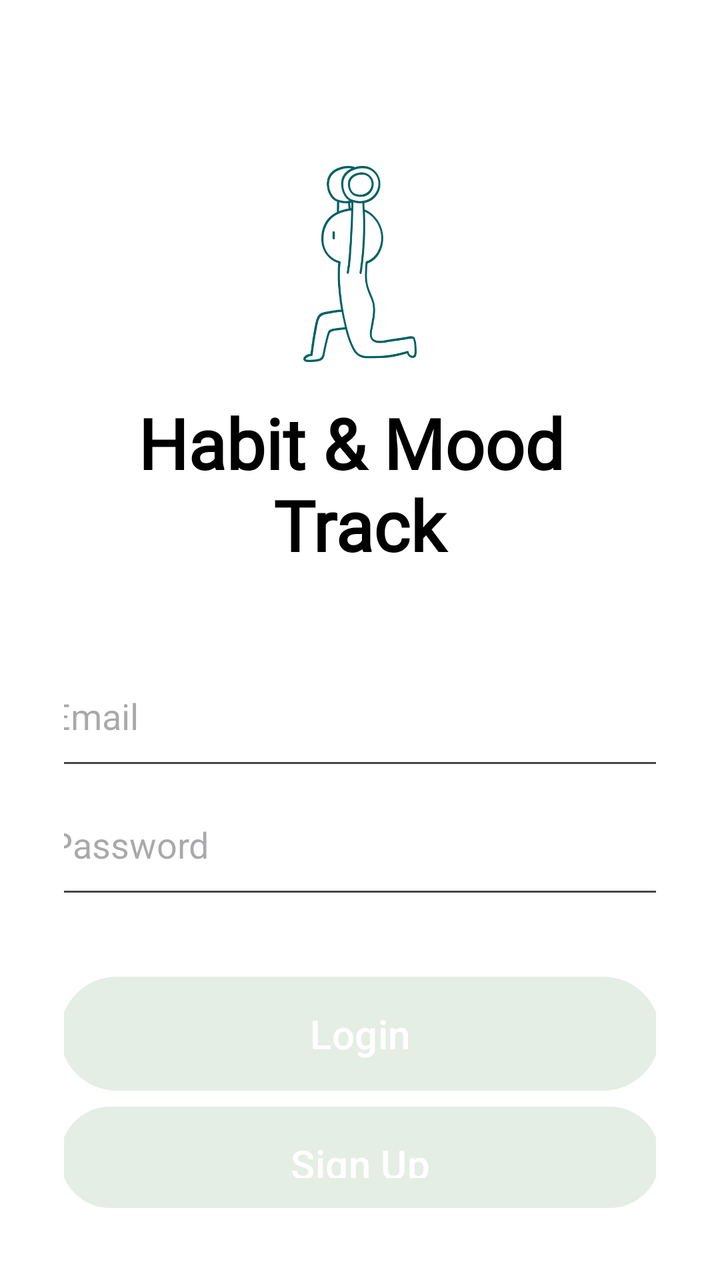
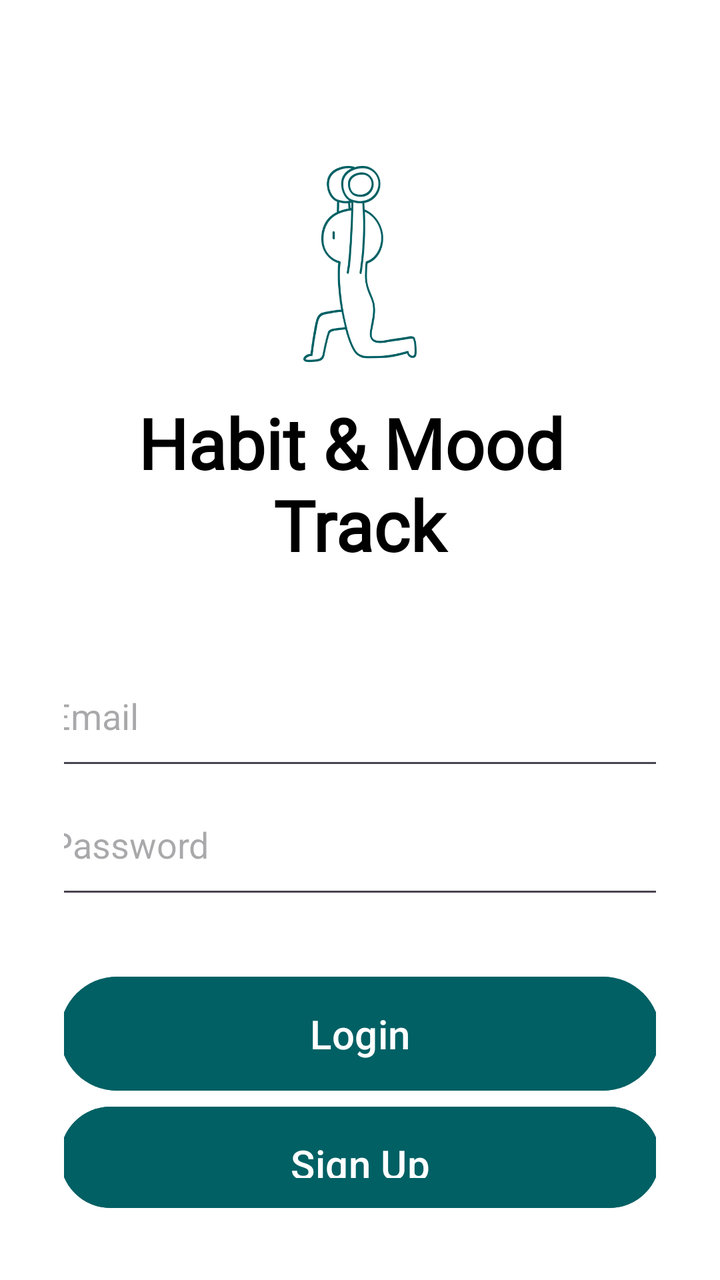

Before-and-after screenshots of an Android layout around one commit, followed by the original layout XML and the change that was made.
<!-- AndroidManifest.xml: application theme Theme.HabitMood -->
<!-- res/layout/activity_login.xml -->
<?xml version="1.0" encoding="utf-8"?>
<LinearLayout xmlns:android="http://schemas.android.com/apk/res/android"
    xmlns:app="http://schemas.android.com/apk/res-auto"
    xmlns:tools="http://schemas.android.com/tools"
    android:id="@+id/login"
    android:layout_width="match_parent"
    android:layout_height="match_parent"
    android:orientation="vertical"
    android:padding="32dp"
    android:background="@color/white">

    <ImageView
        android:id="@+id/logo"
        android:layout_width="100dp"
        android:layout_height="100dp"
        android:layout_marginTop="50dp"
        android:src="@drawable/work_out"
        android:layout_gravity="center"
        app:tint="#006064" />

    <TextView
        android:id="@+id/title"
        android:layout_width="wrap_content"
        android:layout_height="wrap_content"
        android:layout_marginTop="16dp"
        android:text="@string/habit_amp_mood"
        android:textSize="35sp"
        android:fontFamily="@font/comfortaa"
        android:textStyle="bold"
        android:textColor="@color/black"
        android:gravity="center"
        android:layout_gravity="center"/>


    <EditText
        android:id="@+id/emailField"
        android:layout_width="350dp"
        android:layout_height="wrap_content"
        android:layout_gravity="center"
        android:layout_marginTop="40dp"
        android:padding="20dp"
        android:hint="Email" />

    <EditText
        android:id="@+id/passwordField"
        android:layout_width="350dp"
        android:layout_height="wrap_content"
        android:layout_gravity="center"
        android:padding="20dp"
        android:hint="Password"
        android:inputType="textPassword" />

    <Button
        android:id="@+id/loginButton"
        android:layout_width="300dp"
        android:layout_height="wrap_content"
        android:layout_gravity="center"
        android:layout_marginTop="30dp"
        android:backgroundTint="@color/light_green"
        android:padding="15dp"
        android:text="Login"
        android:textSize="20sp"/>


    <Button
        android:id="@+id/signupButton"
        android:layout_width="300dp"
        android:layout_height="wrap_content"
        android:layout_gravity="center"
        android:backgroundTint="@color/light_green"
        android:padding="15dp"
        android:text="Sign Up"
        android:textSize="20sp"/>

</LinearLayout>
<!-- resources referenced by this layout -->
<resources>
  <color name="black">#FF000000</color>
  <color name="light_green">#E4EEE4</color>
  <color name="white">#FFFFFFFF</color>
  <!-- drawable work_out: png bitmap (drawable, 20187 bytes) -->
  <string name="habit_amp_mood">Habit &amp; Mood \nTrack</string>
  <style name="Theme.HabitMood" parent="Base.Theme.HabitMood" />
  <style name="Base.Theme.HabitMood" parent="Theme.Material3.DayNight.NoActionBar">
          
          
      </style>
</resources>

<!-- the commit's change to res/layout/activity_login.xml (unified diff, before → after) -->
@@ -56,7 +56,7 @@
         android:layout_height="wrap_content"
         android:layout_gravity="center"
         android:layout_marginTop="30dp"
-        android:backgroundTint="@color/light_green"
+        android:backgroundTint="@color/green"
         android:padding="15dp"
         android:text="Login"
         android:textSize="20sp"/>
@@ -67,7 +67,7 @@
         android:layout_width="300dp"
         android:layout_height="wrap_content"
         android:layout_gravity="center"
-        android:backgroundTint="@color/light_green"
+        android:backgroundTint="@color/green"
         android:padding="15dp"
         android:text="Sign Up"
         android:textSize="20sp"/>
<!-- resource entries referenced after the edit -->
@@ -1,14 +1,19 @@
 <!-- resources referenced by this layout -->
 <resources>
   <color name="black">#FF000000</color>
-  <color name="light_green">#E4EEE4</color>
+  <color name="green">#006064</color>
   <color name="white">#FFFFFFFF</color>
   <!-- drawable work_out: png bitmap (drawable, 20187 bytes) -->
   <string name="habit_amp_mood">Habit &amp; Mood \nTrack</string>
   <style name="Theme.HabitMood" parent="Base.Theme.HabitMood" />
   <style name="Base.Theme.HabitMood" parent="Theme.Material3.DayNight.NoActionBar">
-          
-          
+          <item name="colorPrimary">@color/green</item>
+  
+          <item name="colorPrimaryContainer">@color/green</item>
+          <item name="colorOnPrimaryContainer">@color/white</item>
+  
+          <item name="colorSecondary">@color/green</item>
+          <item name="colorOnSecondary">@color/white</item>
       </style>
 </resources>
 
